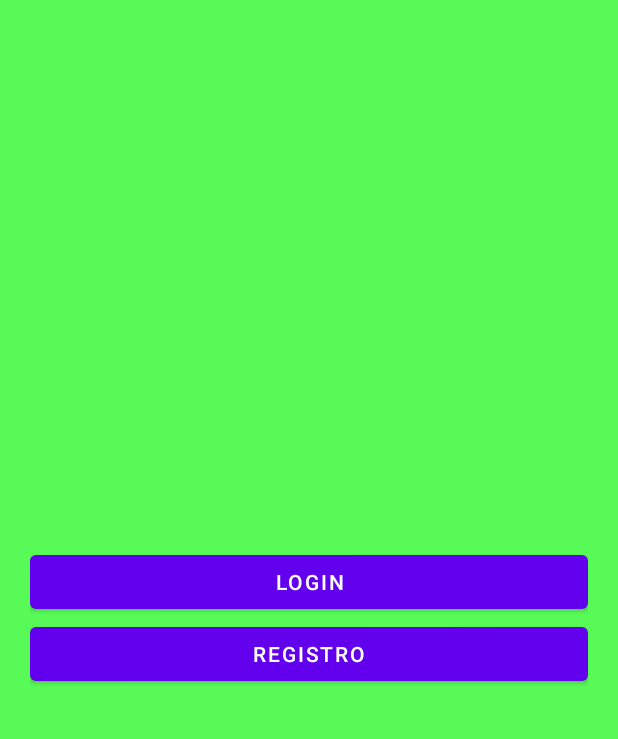
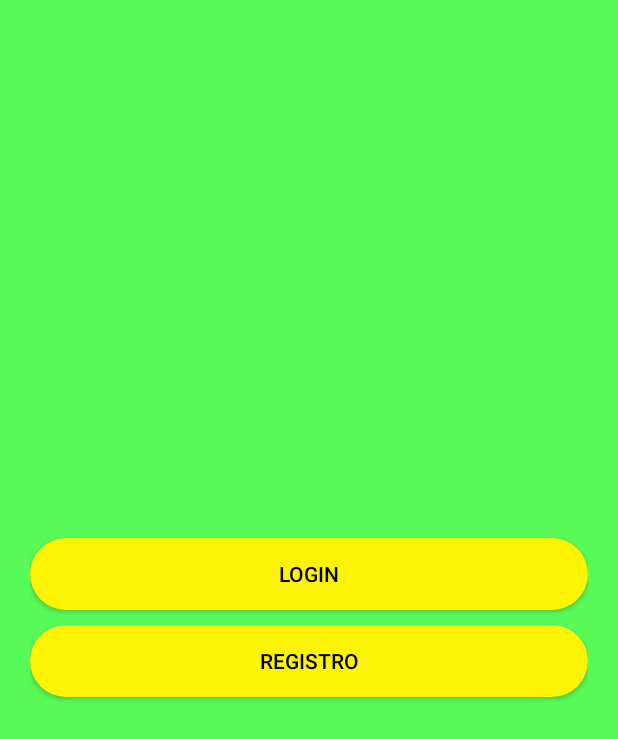
Before and after one commit to Dozom/androidalphabetsoup, an Android app: the layout activity_main.xml on its own in the app's theme, with its tools: preview values and no code run, on a phone screen of 412 x 824 dp. Shown: the top 739 px of the screen. Run offline under Robolectric (Android 15) with nearby library versions, the phone set to English and light mode, and no system bars.

Commit message:
Adding changes, from page 46 to page 69

```diff
--- a/app/build.gradle
+++ b/app/build.gradle
@@ -36,6 +36,7 @@ dependencies {
     implementation 'androidx.appcompat:appcompat:1.6.1'
     implementation 'com.google.android.material:material:1.8.0'
     implementation 'androidx.constraintlayout:constraintlayout:2.1.4'
+
     testImplementation 'junit:junit:4.13.2'
     androidTestImplementation 'androidx.test.ext:junit:1.1.5'
     androidTestImplementation 'androidx.test.espresso:espresso-core:3.5.1'
--- a/app/src/main/AndroidManifest.xml
+++ b/app/src/main/AndroidManifest.xml
@@ -13,6 +13,9 @@
         android:supportsRtl="true"
         android:theme="@style/Theme.AlphabetSoup"
         tools:targetApi="31">
+        <activity
+            android:name=".Menu"
+            android:exported="false" />
         <activity
             android:name=".Login"
             android:exported="false" />
--- /dev/null
+++ b/app/src/main/res/drawable/botopropi.xml
@@ -0,0 +1,5 @@
+<?xml version="1.0" encoding="utf-8"?>
+<shape xmlns:android="http://schemas.android.com/apk/res/android">
+    <solid android:color="#fcf403"/>
+    <corners android:radius="50dp" />
+</shape>
--- a/app/src/main/res/layout/activity_main.xml
+++ b/app/src/main/res/layout/activity_main.xml
@@ -1,40 +1,4 @@
 <?xml version="1.0" encoding="utf-8"?>
-<!--<FrameLayout xmlns:android="http://schemas.android.com/apk/res/android"
-    android:layout_width="match_parent"
-    android:layout_height="match_parent"
-    android:orientation="vertical">
-
-    <ImageView
-        android:layout_width="match_parent"
-        android:layout_height="match_parent"
-        android:src="@drawable/fondo"
-        android:scaleType="centerCrop"/>
-    <TextView
-        android:text="Ejemplo de FrameLayout"
-        android:layout_width="match_parent"
-        android:layout_height="wrap_content"
-        android:background="#58FA58"
-        android:layout_gravity="top"
-        android:textSize="25sp"
-        android:layout_marginTop="25dp"
-        android:padding="15dp">
-
-    </TextView>
-    <TextView
-        android:text="Android desde 0"
-        android:layout_width="wrap_content"
-        android:layout_height="wrap_content"
-        android:background="#000000"
-        android:layout_gravity="right|bottom"
-        android:textSize="25sp"
-        android:layout_marginBottom="25dp"
-        android:padding="15dp"
-        android:textColor="#ffffff">
-
-    </TextView>
-
-</FrameLayout>-->
-
 <RelativeLayout
 xmlns:android="http://schemas.android.com/apk/res/android"
 xmlns:app="http://schemas.android.com/apk/res-auto"
@@ -64,13 +28,20 @@ tools:context=".MainActivity">
         android:id="@+id/BTMLOGIN"
         android:layout_width="match_parent"
         android:layout_height="wrap_content"
-        android:text="@string/BTMLOGIN"/>
+        android:text="@string/BTMLOGIN"
+        android:background="@drawable/botopropi"
+        android:textColor="@color/black"
+        />
 <!--botó de registrar-se -->
     <Button
         android:id="@+id/BTMREGISTRO"
-    android:layout_width="match_parent"
+        android:layout_marginTop="10dp"
+        android:layout_width="match_parent"
     android:layout_height="wrap_content"
     android:text="@string/BTMREGISTRO"
-    />
+        android:background="@drawable/botopropi"
+        android:textColor="@color/black"
+
+        />
 </LinearLayout>
 </RelativeLayout>
--- a/app/src/main/res/layout/activity_register.xml
+++ b/app/src/main/res/layout/activity_register.xml
@@ -52,6 +52,9 @@
             android:layout_height="wrap_content"
             android:text="@string/Registrar"
             android:layout_marginTop="10dp"
+            android:background="@drawable/botopropi"
+            android:textColor="@color/black"
+
             />
     </LinearLayout>
 </RelativeLayout>
--- a/app/src/main/res/values/themes.xml
+++ b/app/src/main/res/values/themes.xml
@@ -1,6 +1,6 @@
 <resources xmlns:tools="http://schemas.android.com/tools">
     <!-- Base application theme. -->
-    <style name="Theme.AlphabetSoup" parent="Theme.MaterialComponents.DayNight.DarkActionBar">
+    <style name="Theme.AlphabetSoup" parent="Theme.AppCompat.Light.NoActionBar">
         <!-- Primary brand color. -->
         <item name="colorPrimary">@color/purple_500</item>
         <item name="colorPrimaryVariant">@color/purple_700</item>
```
Also changed, not shown: app/src/main/java/com/mont/alphabetsoup/Login.kt (+49 -0 lines), app/src/main/java/com/mont/alphabetsoup/MainActivity.kt (+21 -2 lines), app/src/main/java/com/mont/alphabetsoup/Menu.kt (added, +129 -0 lines), app/src/main/res/layout/activity_login.xml (+17 -1 lines), app/src/main/res/layout/activity_menu.xml (added, +101 -0 lines), app/src/main/res/values/strings.xml (+12 -1 lines), app/src/main/assets/fonts/TiltWarp-Regular.ttf (added).
